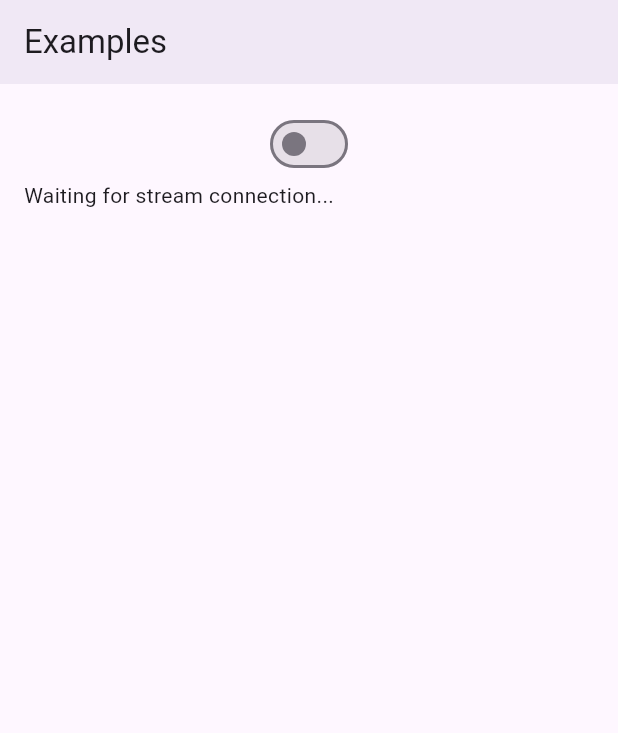
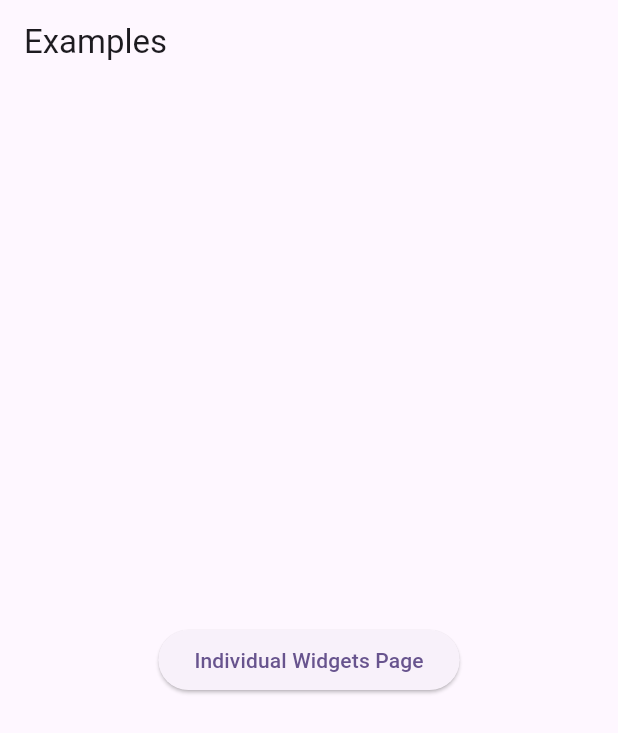
Before and after one commit to erayerdin/streaming_forms, a Flutter app: the screen it shows after launch, on a phone screen of 412 x 824 dp. Shown: the top 733 px of the screen. Run offline on Flutter 3.47's test engine with Material 2 defaults, Android fonts, the phone set to English and light mode, and no system bars.

Commit message:
separate pages

```diff
--- /dev/null
+++ b/example/lib/home.page.dart
@@ -0,0 +1,44 @@
+// Copyright 2023 Eray Erdin
+//
+// Licensed under the Apache License, Version 2.0 (the "License");
+// you may not use this file except in compliance with the License.
+// You may obtain a copy of the License at
+//
+//     http://www.apache.org/licenses/LICENSE-2.0
+//
+// Unless required by applicable law or agreed to in writing, software
+// distributed under the License is distributed on an "AS IS" BASIS,
+// WITHOUT WARRANTIES OR CONDITIONS OF ANY KIND, either express or implied.
+// See the License for the specific language governing permissions and
+// limitations under the License.
+
+import 'package:flutter/material.dart';
+
+class HomePage extends StatelessWidget {
+  const HomePage({super.key});
+
+  @override
+  Widget build(BuildContext context) {
+    return Scaffold(
+      appBar: AppBar(
+        title: const Text('Examples'),
+      ),
+      body: Padding(
+        padding: const EdgeInsets.all(16),
+        child: Center(
+          child: Column(
+            mainAxisSize: MainAxisSize.min,
+            children: [
+              ElevatedButton(
+                onPressed: () async {
+                  await Navigator.of(context).pushNamed('/individual');
+                },
+                child: const Text('Individual Widgets Page'),
+              ),
+            ],
+          ),
+        ),
+      ),
+    );
+  }
+}
--- a/example/lib/main.dart
+++ b/example/lib/main.dart
@@ -1,7 +1,6 @@
-import 'dart:async';
-
 import 'package:flutter/material.dart';
-import 'package:forms/forms.dart';
+import 'package:forms_example/home.page.dart';
+import 'package:forms_example/individual_widgets.page.dart';
 
 void main() {
   runApp(const MyApp());
@@ -20,50 +19,11 @@ class MyApp extends StatelessWidget {
         useMaterial3: true,
       ),
       debugShowCheckedModeBanner: false,
-      home: HomePage(),
+      routes: {
+        '/': (context) => const HomePage(),
+        '/individual': (context) => IndividualWidgetsPage(),
+      },
+      initialRoute: '/',
     );
   }
 }
-
-class HomePage extends StatelessWidget {
-  HomePage({super.key});
-
-  final StreamController<bool> _switchController = StreamController();
-
-  @override
-  Widget build(BuildContext context) {
-    return Scaffold(
-      appBar: AppBar(
-        title: const Text('Examples'),
-        elevation: 4,
-      ),
-      body: ListView(
-        padding: const EdgeInsets.all(16),
-        children: [
-          //-------------//
-          // FormsSwitch //
-          //-------------//
-          FormsSwitch(
-            controller: _switchController,
-            // initialValue: false,
-          ),
-          StreamBuilder(
-            builder: (context, snapshot) {
-              switch (snapshot.connectionState) {
-                case ConnectionState.none:
-                  return const Text('There is no stream yet.');
-                case ConnectionState.waiting:
-                  return const Text('Waiting for stream connection...');
-                case ConnectionState.active:
-                  return Text('Switch data: ${snapshot.data}');
-                case ConnectionState.done:
-                  return const Text('Stream is completed.');
-              }
-            },
-            stream: _switchController.stream,
-          ),
-        ],
-      ),
-    );
-  }
-}
```
Also changed, not shown: example/lib/individual_widgets.page.dart (added, +61 -0 lines).
